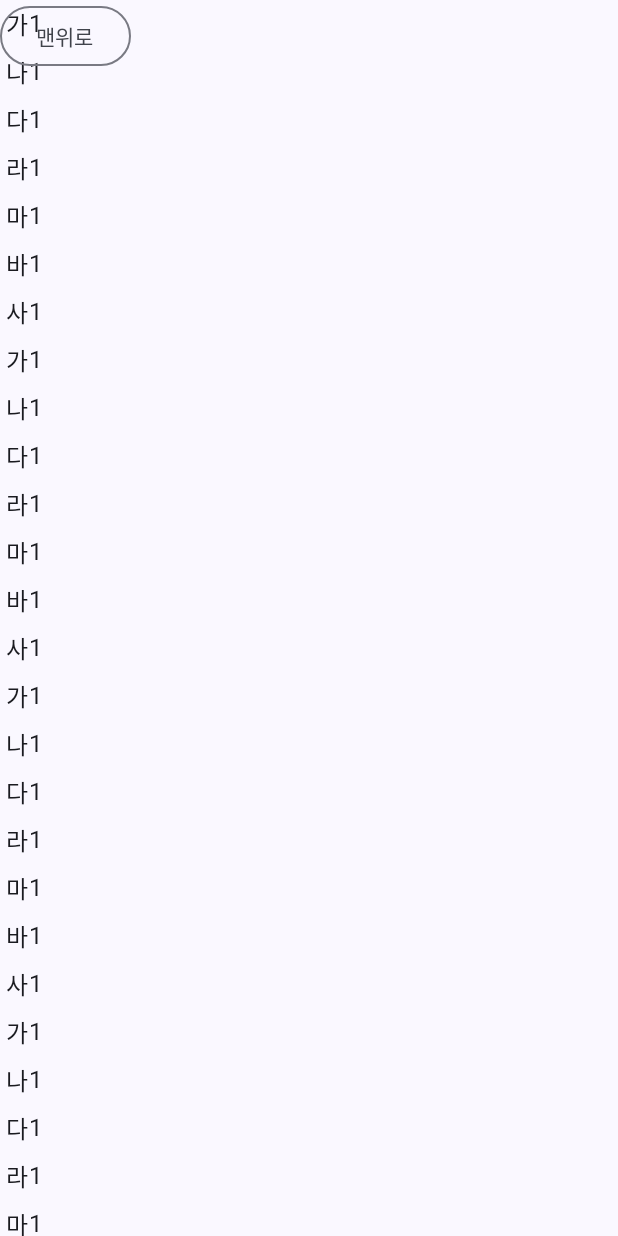
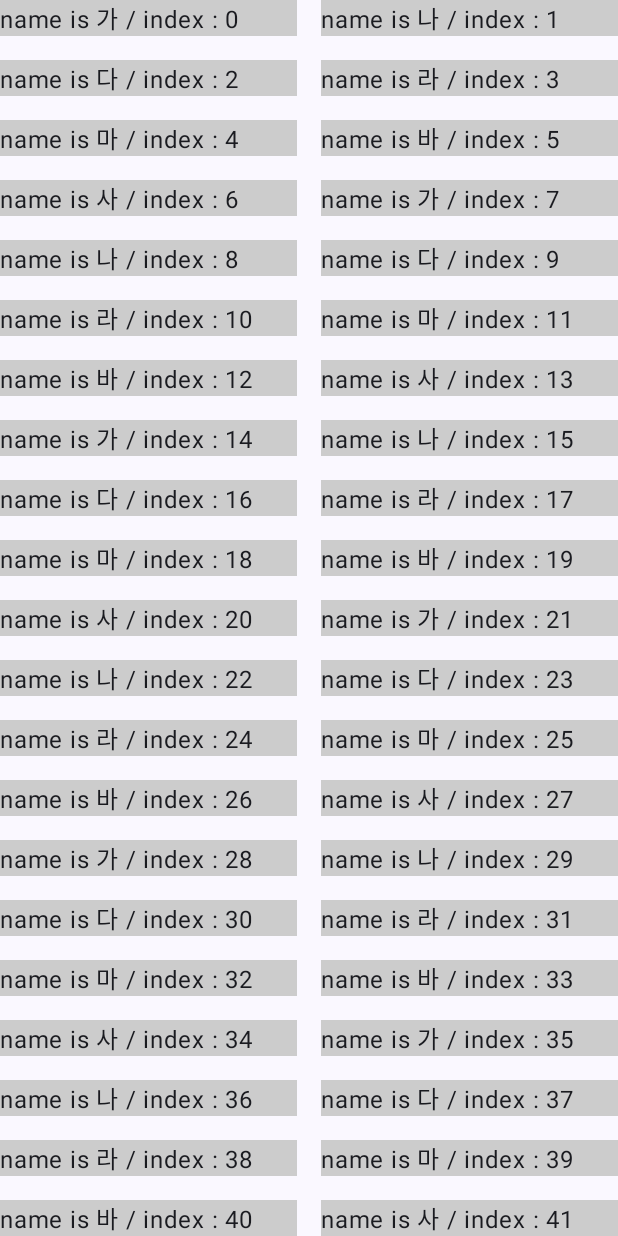
Before and after one commit to BongJaeChoi/LazylayoutInCompose, an Android app built with Jetpack Compose: the screen it shows after launch (MainActivity), on a phone screen of 412 x 824 dp. Run offline under Robolectric (Android 15) with nearby library versions, the phone set to English and light mode, and no system bars.

Commit message:
LazyGrid 샘플 구현 연습

```diff
--- /dev/null
+++ b/app/src/main/java/jay/bongjae/lazylayoutincompose/LazyGrid.kt
@@ -0,0 +1,34 @@
+package jay.bongjae.lazylayoutincompose
+
+import androidx.compose.foundation.background
+import androidx.compose.foundation.layout.Arrangement
+import androidx.compose.foundation.layout.Column
+import androidx.compose.foundation.layout.size
+import androidx.compose.foundation.lazy.grid.GridCells
+import androidx.compose.foundation.lazy.grid.LazyVerticalGrid
+import androidx.compose.foundation.lazy.grid.items
+import androidx.compose.foundation.lazy.grid.itemsIndexed
+import androidx.compose.material3.Text
+import androidx.compose.runtime.Composable
+import androidx.compose.ui.Modifier
+import androidx.compose.ui.graphics.Color
+import androidx.compose.ui.unit.dp
+
+
+@Composable
+fun LazyVerticalGridPractice() {
+    LazyVerticalGrid(
+        columns = GridCells.Fixed(2),
+        verticalArrangement = Arrangement.spacedBy(16.dp),
+        horizontalArrangement = Arrangement.spacedBy(16.dp)
+    ) {
+        itemsIndexed(dummy) { index, item ->
+            Column(
+                Modifier
+                    .background(Color.LightGray)
+            ) {
+                Text(text = "name is ${item.name} / index : $index")
+            }
+        }
+    }
+}
--- a/app/src/main/java/jay/bongjae/lazylayoutincompose/MainActivity.kt
+++ b/app/src/main/java/jay/bongjae/lazylayoutincompose/MainActivity.kt
@@ -32,7 +32,8 @@ class MainActivity : ComponentActivity() {
                     modifier = Modifier.fillMaxSize(),
                     color = MaterialTheme.colorScheme.background
                 ) {
-                    ScrollStateLazyColumn()
+//                    ScrollStateLazyColumn()
+                    LazyVerticalGridPractice()
                 }
             }
         }
```
